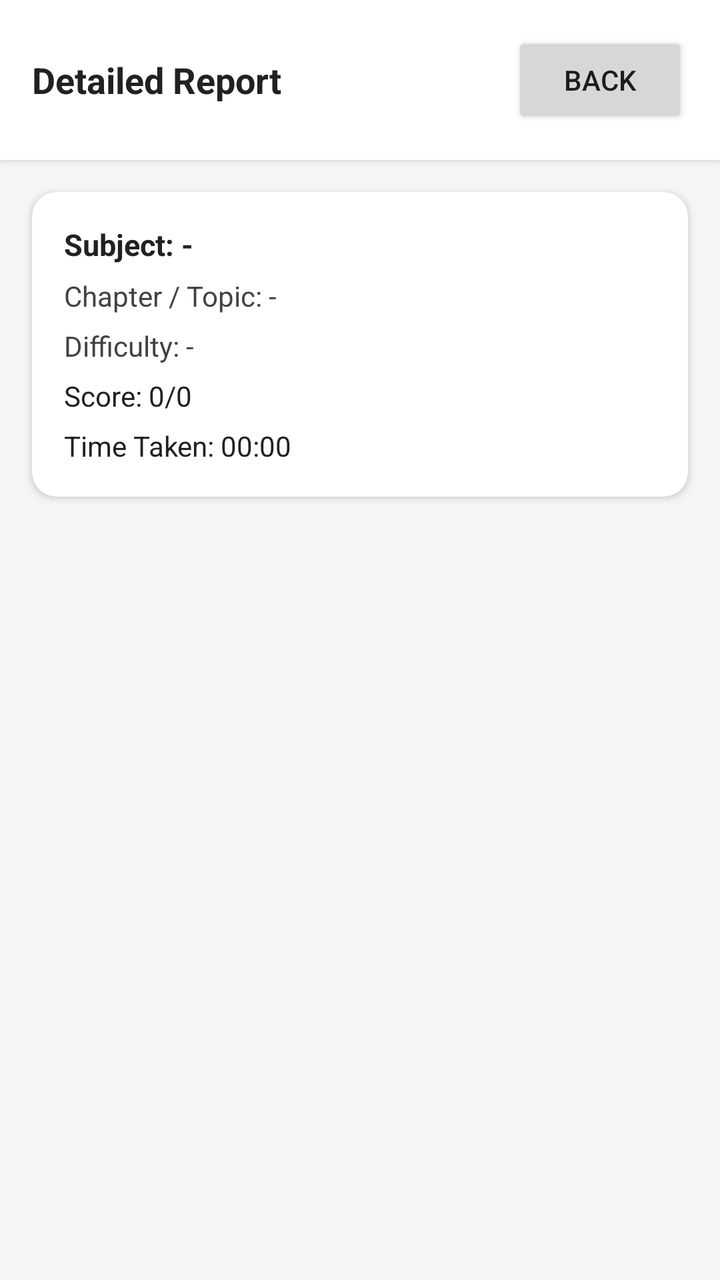
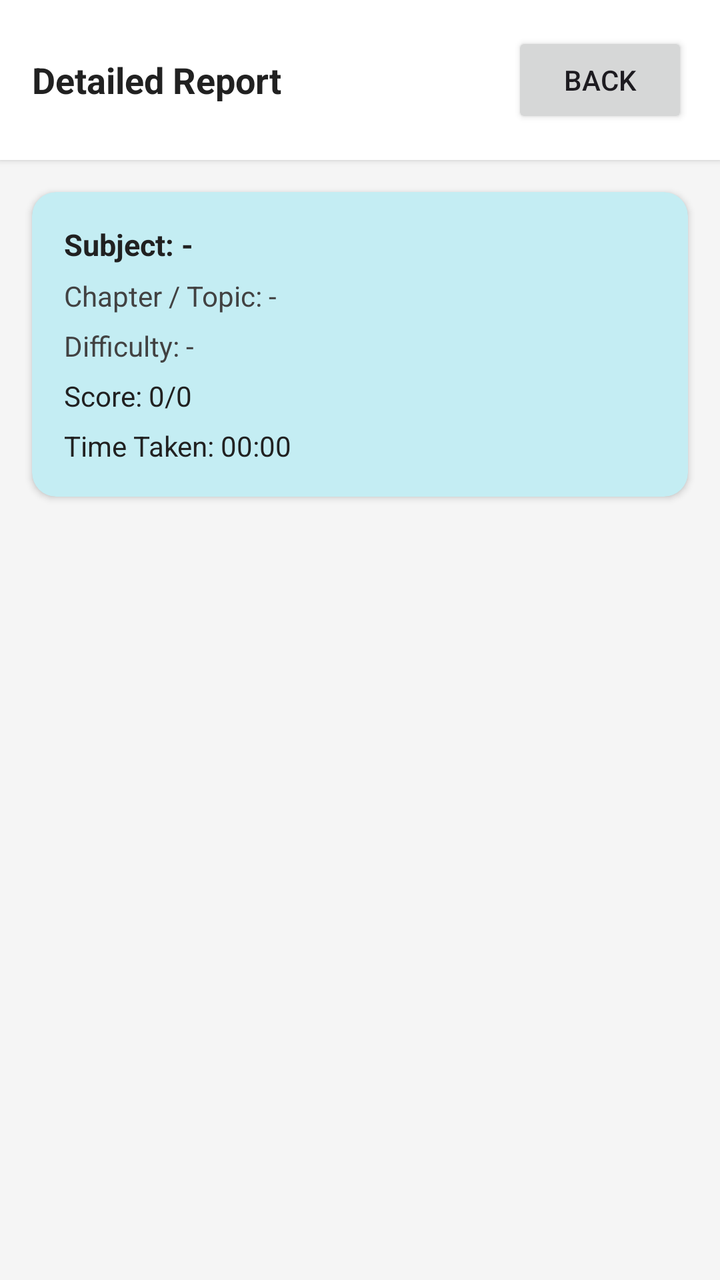

Before-and-after screenshots of an Android layout around one commit, followed by the original layout XML and the change that was made.
<!-- AndroidManifest.xml: application theme Theme.EduQuiz -->
<!-- res/layout/activity_detailed_report.xml -->
<?xml version="1.0" encoding="utf-8"?>
<LinearLayout
    xmlns:android="http://schemas.android.com/apk/res/android"
    xmlns:app="http://schemas.android.com/apk/res-auto"
    android:layout_width="match_parent"
    android:layout_height="match_parent"
    android:background="#F5F5F5"
    android:orientation="vertical">

    

    <LinearLayout
        android:layout_width="match_parent"
        android:layout_height="wrap_content"
        android:background="#FFFFFF"
        android:elevation="2dp"
        android:gravity="center_vertical"
        android:orientation="horizontal"
        android:padding="16dp">

        <TextView
            android:layout_width="0dp"
            android:layout_height="wrap_content"
            android:layout_weight="1"
            android:text="Detailed Report"
            android:textColor="#212121"
            android:textSize="18sp"
            android:textStyle="bold" />

        <androidx.appcompat.widget.AppCompatButton
            android:id="@+id/btnDetailedReportBack"
            android:layout_width="wrap_content"
            android:layout_height="wrap_content"
            android:text="Back" />

    </LinearLayout>


    

    <androidx.cardview.widget.CardView
        android:layout_width="match_parent"
        android:layout_height="wrap_content"
        android:layout_margin="16dp"
        app:cardCornerRadius="12dp"
        app:cardElevation="2dp">

        <LinearLayout
            android:layout_width="match_parent"
            android:layout_height="wrap_content"
            android:orientation="vertical"
            android:padding="16dp">

            <TextView
                android:id="@+id/tvDetailedReportSubject"
                android:layout_width="wrap_content"
                android:layout_height="wrap_content"
                android:text="Subject: -"
                android:textColor="#212121"
                android:textSize="15sp"
                android:textStyle="bold" />

            <TextView
                android:id="@+id/tvDetailedReportChapterTopic"
                android:layout_width="wrap_content"
                android:layout_height="wrap_content"
                android:layout_marginTop="6dp"
                android:text="Chapter / Topic: -"
                android:textColor="#424242"
                android:textSize="14sp" />

            <TextView
                android:id="@+id/tvDetailedReportDifficulty"
                android:layout_width="wrap_content"
                android:layout_height="wrap_content"
                android:layout_marginTop="6dp"
                android:text="Difficulty: -"
                android:textColor="#424242"
                android:textSize="14sp" />

            <TextView
                android:id="@+id/tvDetailedReportScore"
                android:layout_width="wrap_content"
                android:layout_height="wrap_content"
                android:layout_marginTop="6dp"
                android:text="Score: 0/0"
                android:textColor="#212121"
                android:textSize="14sp" />

            <TextView
                android:id="@+id/tvDetailedReportTimeTaken"
                android:layout_width="wrap_content"
                android:layout_height="wrap_content"
                android:layout_marginTop="6dp"
                android:text="Time Taken: 00:00"
                android:textColor="#212121"
                android:textSize="14sp" />

        </LinearLayout>

    </androidx.cardview.widget.CardView>


    

    <TextView
        android:id="@+id/tvDetailedReportEmptyState"
        android:layout_width="match_parent"
        android:layout_height="wrap_content"
        android:layout_marginTop="40dp"
        android:gravity="center"
        android:padding="24dp"
        android:text="No question data available for this attempt."
        android:textColor="#9E9E9E"
        android:textSize="14sp"
        android:visibility="gone" />


    

    <androidx.recyclerview.widget.RecyclerView
        android:id="@+id/recyclerViewDetailedReport"
        android:layout_width="match_parent"
        android:layout_height="0dp"
        android:layout_weight="1"
        android:clipToPadding="false"
        android:paddingBottom="2dp" />

</LinearLayout>
<!-- resources referenced by this layout -->
<resources>
  <style name="Theme.EduQuiz" parent="Base.Theme.EduQuiz" />
  <style name="Base.Theme.EduQuiz" parent="Theme.Material3.DayNight.NoActionBar">
          
          
      </style>
</resources>

<!-- the commit's change to res/layout/activity_detailed_report.xml (unified diff, before → after) -->
@@ -43,6 +43,7 @@
         android:layout_height="wrap_content"
         android:layout_margin="16dp"
         app:cardCornerRadius="12dp"
+        app:cardBackgroundColor="#C4EDF3"
         app:cardElevation="2dp">
 
         <LinearLayout
